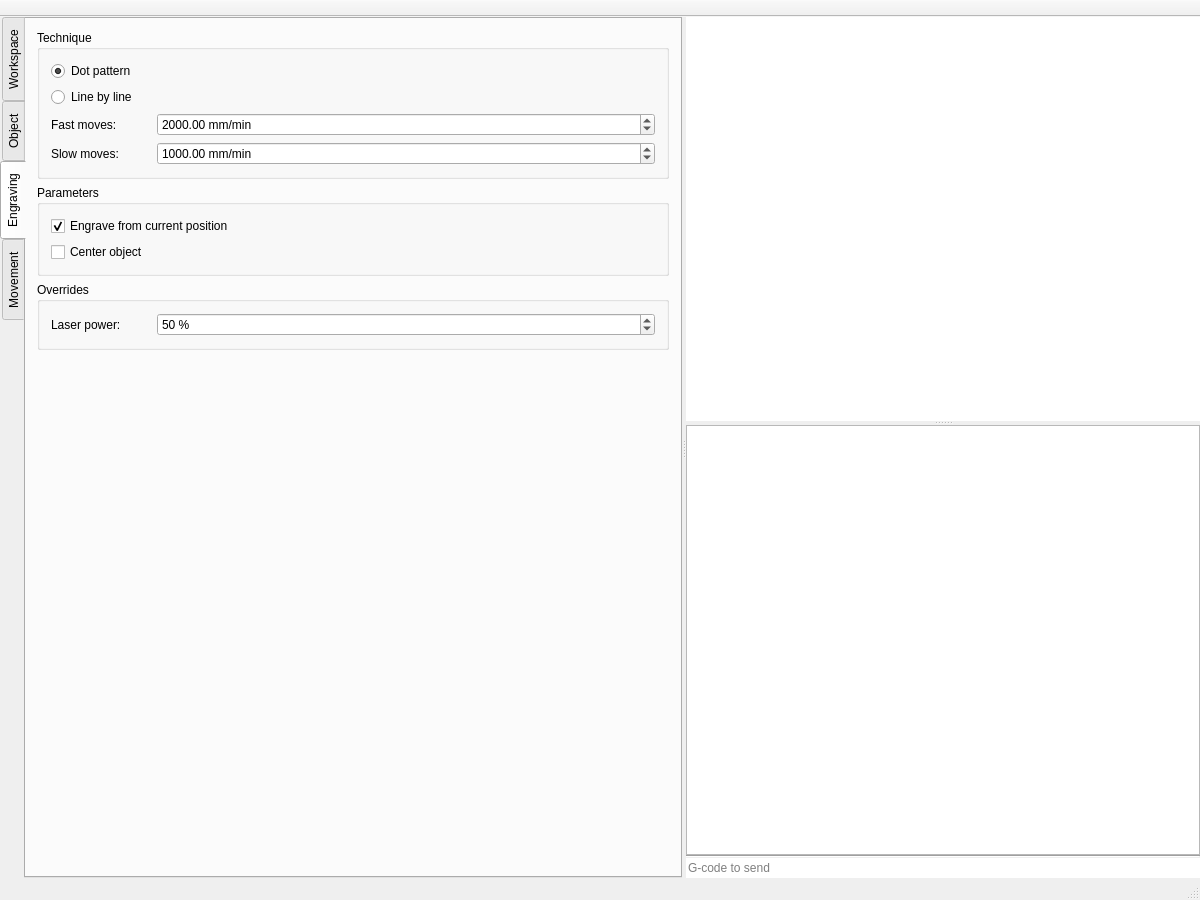
The window that src/mainwindow.ui (dev-0x7C6/laser-engraver) describes before a commit, drawn with Qt 5.
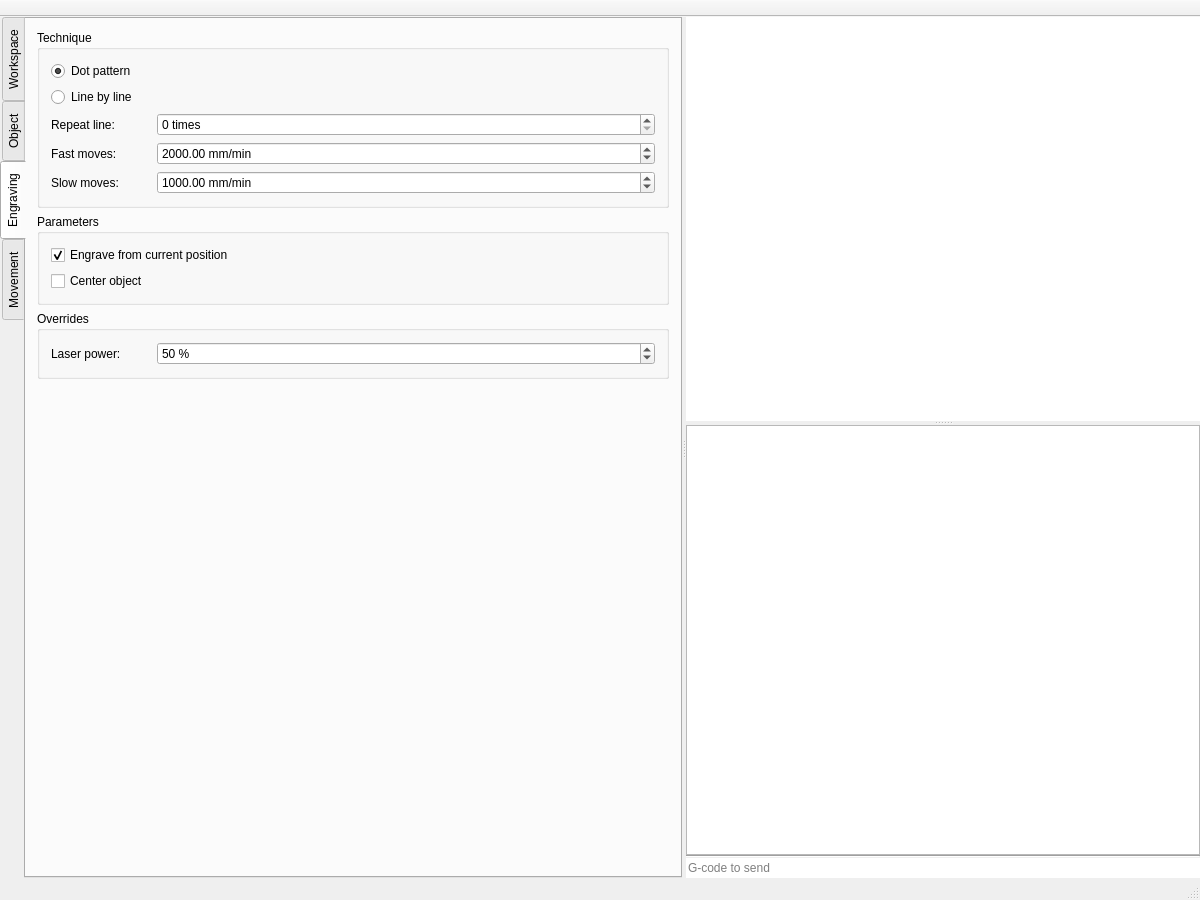
The same window after the commit. Custom widgets are drawn as their Qt base class.

Commit message: semi: added repeat line n times feature.

What changed in the file:
```diff
--- a/src/mainwindow.ui
+++ b/src/mainwindow.ui
@@ -828,6 +828,51 @@
               </property>
              </widget>
             </item>
+            <item>
+             <layout class="QHBoxLayout" name="horizontalLayout_26">
+              <item>
+               <widget class="QLabel" name="label_16">
+                <property name="minimumSize">
+                 <size>
+                  <width>100</width>
+                  <height>0</height>
+                 </size>
+                </property>
+                <property name="text">
+                 <string>Repeat line:</string>
+                </property>
+               </widget>
+              </item>
+              <item>
+               <widget class="QDoubleSpinBox" name="repeat_line_times">
+                <property name="sizePolicy">
+                 <sizepolicy hsizetype="Expanding" vsizetype="Fixed">
+                  <horstretch>0</horstretch>
+                  <verstretch>0</verstretch>
+                 </sizepolicy>
+                </property>
+                <property name="prefix">
+                 <string/>
+                </property>
+                <property name="suffix">
+                 <string> times</string>
+                </property>
+                <property name="decimals">
+                 <number>0</number>
+                </property>
+                <property name="maximum">
+                 <double>10000.000000000000000</double>
+                </property>
+                <property name="stepType">
+                 <enum>QAbstractSpinBox::AdaptiveDecimalStepType</enum>
+                </property>
+                <property name="value">
+                 <double>0.000000000000000</double>
+                </property>
+               </widget>
+              </item>
+             </layout>
+            </item>
             <item>
              <layout class="QHBoxLayout" name="horizontalLayout_25">
               <item>
```
The commit also changes 3 other files.
